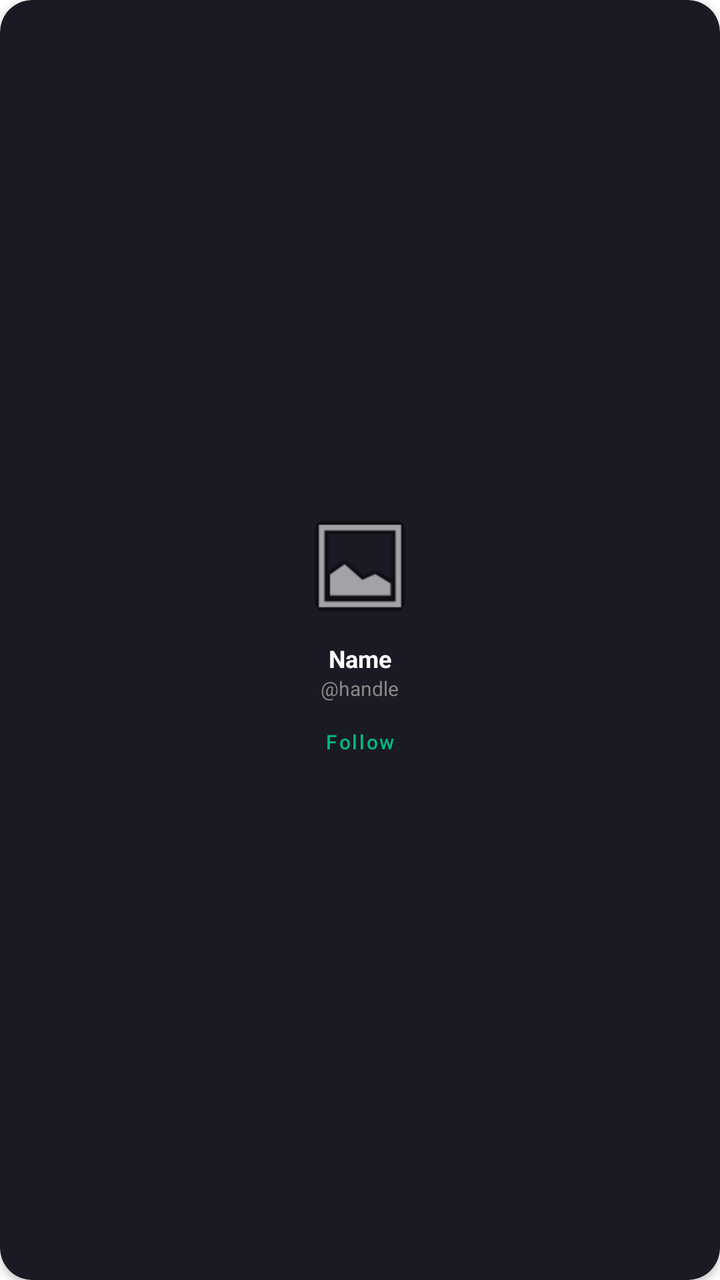
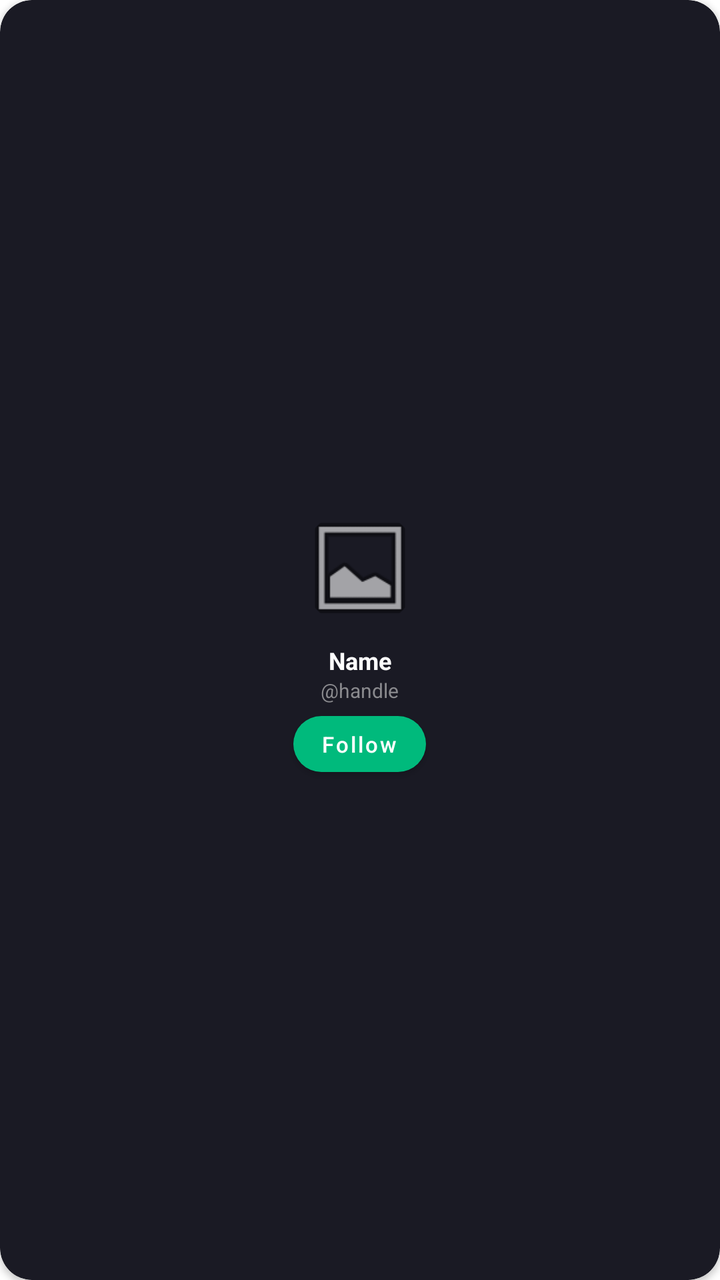

Two renders of the same Android screen: before a commit and after it. Below are the layout's source before the change and the commit's diff.
<!-- AndroidManifest.xml: application theme Theme.PrismLauncher -->
<!-- res/layout/item_social_suggested_user.xml -->
<?xml version="1.0" encoding="utf-8"?>
<com.google.android.material.card.MaterialCardView xmlns:android="http://schemas.android.com/apk/res/android"
    xmlns:app="http://schemas.android.com/apk/res-auto"
    android:layout_width="120dp"
    android:layout_height="140dp"
    android:layout_margin="8dp"
    app:cardBackgroundColor="@color/social_card_bg"
    app:cardCornerRadius="16dp"
    app:cardElevation="2dp"
    app:strokeWidth="0dp">

    <LinearLayout
        android:layout_width="match_parent"
        android:layout_height="match_parent"
        android:gravity="center"
        android:orientation="vertical"
        android:padding="8dp">

        <com.google.android.material.imageview.ShapeableImageView
            android:id="@+id/suggestedAvatar"
            android:layout_width="60dp"
            android:layout_height="60dp"
            android:scaleType="centerCrop"
            app:shapeAppearanceOverlay="@style/CircleImage"
            android:src="@android:drawable/ic_menu_gallery" />

        <TextView
            android:id="@+id/suggestedName"
            android:layout_width="wrap_content"
            android:layout_height="wrap_content"
            android:layout_marginTop="8dp"
            android:ellipsize="end"
            android:maxLines="1"
            android:text="Name"
            android:textColor="@color/social_text_main"
            android:textSize="12sp"
            android:textStyle="bold" />

        <TextView
            android:id="@+id/suggestedHandle"
            android:layout_width="wrap_content"
            android:layout_height="wrap_content"
            android:ellipsize="end"
            android:maxLines="1"
            android:text="@handle"
            android:textColor="#888888"
            android:textSize="10sp" />

        <com.google.android.material.button.MaterialButton
            android:id="@+id/followBtn"
            style="@style/Widget.MaterialComponents.Button.TextButton"
            android:layout_width="wrap_content"
            android:layout_height="32dp"
            android:layout_marginTop="4dp"
            android:padding="0dp"
            android:text="Follow"
            android:textAllCaps="false"
            android:textColor="@color/social_accent_green"
            android:textSize="10sp" />
    </LinearLayout>
</com.google.android.material.card.MaterialCardView>
<!-- resources referenced by this layout -->
<resources>
  <color name="social_accent_green">#FF00BA7C</color>
  <color name="social_card_bg">#FF1A1A24</color>
  <color name="social_text_main">#FFFFFFFF</color>
  <style name="CircleImage">
          <item name="cornerFamily">rounded</item>
          <item name="cornerSize">50%</item>
      </style>
  <style name="Theme.PrismLauncher" parent="Theme.Material3.DayNight.NoActionBar">
          <item name="android:windowShowWallpaper">true</item>
          <item name="android:windowBackground">@android:color/transparent</item>
          <item name="android:colorBackgroundCacheHint">@null</item>
          <item name="android:statusBarColor">@android:color/transparent</item>
          <item name="android:navigationBarColor">@android:color/transparent</item>
          <item name="android:windowLayoutInDisplayCutoutMode">shortEdges</item>
          <item name="android:windowTranslucentStatus">false</item>
          <item name="android:windowDrawsSystemBarBackgrounds">true</item>
          <item name="android:windowBlurBehindEnabled">true</item>
          <item name="android:windowIsTranslucent">true</item>
          
          <item name="prismBackground">#F5F5F7</item>
          <item name="prismSurface">#FFFFFF</item>
          <item name="prismTextPrimary">#1D1D1F</item>
          <item name="prismTextSecondary">#86868B</item>
          <item name="prismDivider">#E5E5E5</item>
          <item name="prismOverlay">#E6FFFFFF</item>
          <item name="prismAccent">#007AFF</item>
          <item name="prismCardColor">#FFFFFF</item>
      </style>
</resources>

<!-- the commit's change to res/layout/item_social_suggested_user.xml (unified diff, before → after) -->
@@ -32,7 +32,7 @@
             android:ellipsize="end"
             android:maxLines="1"
             android:text="Name"
-            android:textColor="@color/social_text_main"
+            android:textColor="@color/social_card_text"
             android:textSize="12sp"
             android:textStyle="bold" />
 
@@ -43,19 +43,24 @@
             android:ellipsize="end"
             android:maxLines="1"
             android:text="@handle"
-            android:textColor="#888888"
+            android:textColor="#8A8A8E"
             android:textSize="10sp" />
 
         <com.google.android.material.button.MaterialButton
             android:id="@+id/followBtn"
-            style="@style/Widget.MaterialComponents.Button.TextButton"
+            style="@style/Widget.MaterialComponents.Button"
             android:layout_width="wrap_content"
-            android:layout_height="32dp"
-            android:layout_marginTop="4dp"
-            android:padding="0dp"
+            android:layout_height="28dp"
+            android:layout_marginTop="6dp"
+            android:insetTop="0dp"
+            android:insetBottom="0dp"
+            android:minWidth="0dp"
+            android:paddingHorizontal="14dp"
             android:text="Follow"
             android:textAllCaps="false"
-            android:textColor="@color/social_accent_green"
-            android:textSize="10sp" />
+            android:textColor="@android:color/white"
+            android:textSize="11sp"
+            app:backgroundTint="@color/social_accent_green"
+            app:cornerRadius="14dp" />
     </LinearLayout>
 </com.google.android.material.card.MaterialCardView>
<!-- resource entries referenced after the edit -->
@@ -2,7 +2,7 @@
 <resources>
   <color name="social_accent_green">#FF00BA7C</color>
   <color name="social_card_bg">#FF1A1A24</color>
-  <color name="social_text_main">#FFFFFFFF</color>
+  <color name="social_card_text">#FFFFFFFF</color>
   <style name="CircleImage">
           <item name="cornerFamily">rounded</item>
           <item name="cornerSize">50%</item>
